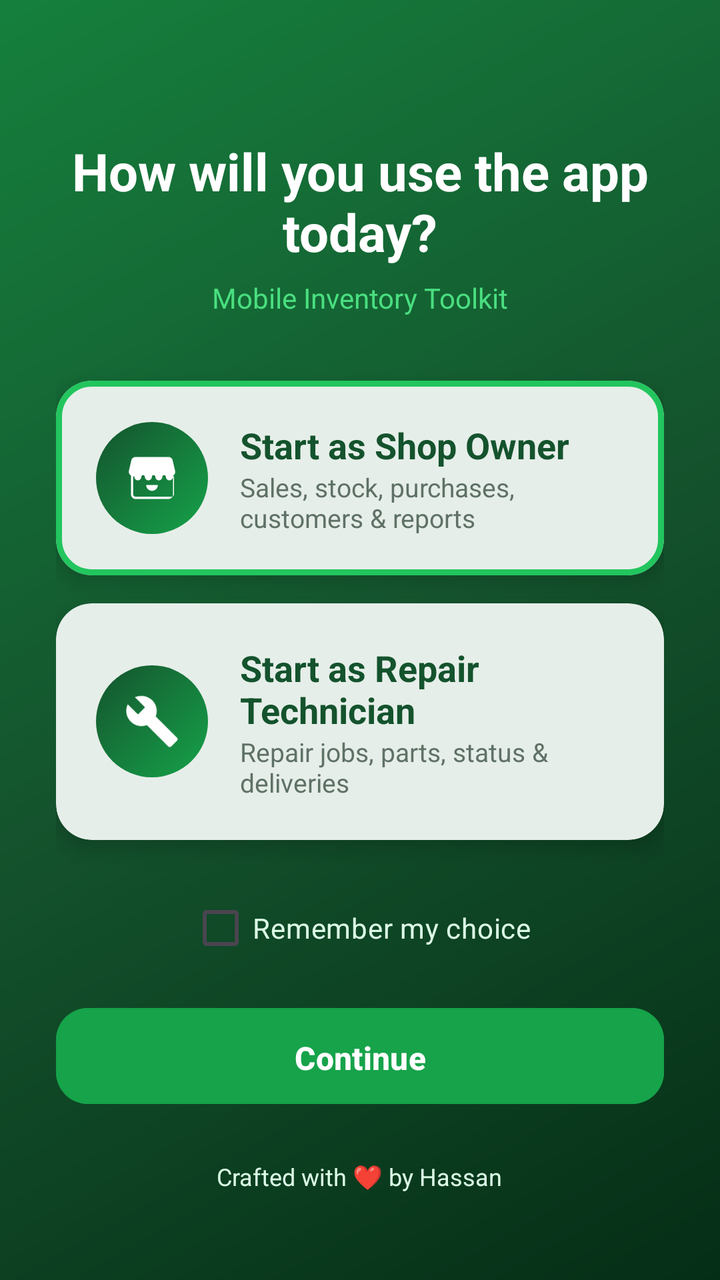
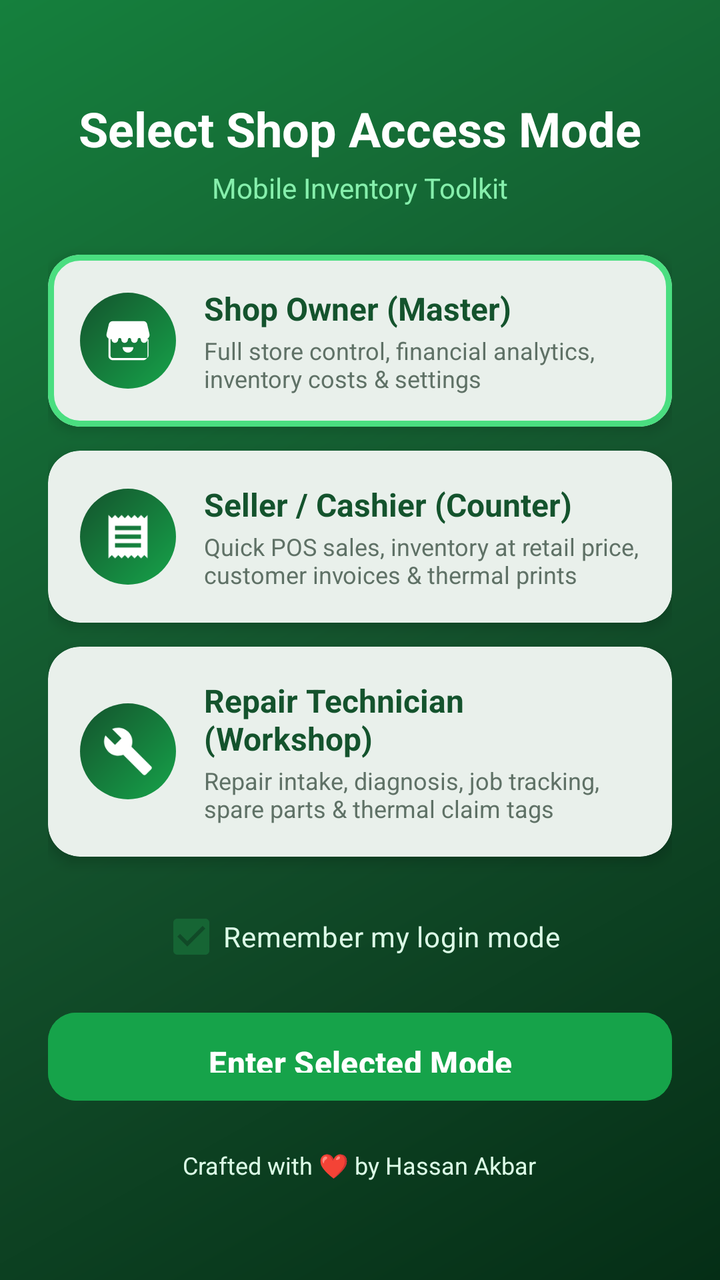

Screens rendered from an Android XML layout before and after an edit, with the pre-edit source and the edit as a unified diff.
<!-- AndroidManifest.xml: activity theme Theme.MobileShopkeeper.NoActionBar -->
<!-- res/layout/activity_role_select.xml -->
<?xml version="1.0" encoding="utf-8"?>
<ScrollView xmlns:android="http://schemas.android.com/apk/res/android"
    xmlns:app="http://schemas.android.com/apk/res-auto"
    android:layout_width="match_parent" android:layout_height="match_parent"
    android:background="@drawable/bg_gradient_green" android:fillViewport="true">

    <LinearLayout android:layout_width="match_parent" android:layout_height="wrap_content"
        android:orientation="vertical" android:gravity="center_horizontal" android:padding="28dp">

        <Space android:layout_width="0dp" android:layout_height="40dp"/>

        <TextView android:layout_width="wrap_content" android:layout_height="wrap_content"
            android:text="@string/role_title" android:textColor="@color/white"
            android:textSize="26sp" android:textStyle="bold" android:gravity="center"/>

        <TextView android:layout_width="wrap_content" android:layout_height="wrap_content"
            android:text="@string/app_name" android:textColor="@color/green_400"
            android:textSize="14sp" android:layout_marginTop="6dp"/>

        <com.google.android.material.card.MaterialCardView
            android:id="@+id/cardShopOwner" android:layout_width="match_parent"
            android:layout_height="wrap_content" android:layout_marginTop="32dp"
            app:cardCornerRadius="18dp" app:cardElevation="6dp"
            app:strokeColor="@color/green_500" app:strokeWidth="3dp">
            <LinearLayout android:layout_width="match_parent" android:layout_height="wrap_content"
                android:orientation="horizontal" android:gravity="center_vertical" android:padding="20dp">
                <FrameLayout android:layout_width="56dp" android:layout_height="56dp"
                    android:background="@drawable/bg_circle_green">
                    <ImageView android:layout_width="28dp" android:layout_height="28dp"
                        android:layout_gravity="center" android:src="@drawable/ic_storefront"/>
                </FrameLayout>
                <LinearLayout android:layout_width="0dp" android:layout_weight="1"
                    android:layout_height="wrap_content" android:orientation="vertical"
                    android:layout_marginStart="16dp">
                    <TextView android:layout_width="wrap_content" android:layout_height="wrap_content"
                        android:text="@string/role_shop" android:textStyle="bold" android:textSize="18sp"
                        android:textColor="@color/green_900"/>
                    <TextView android:layout_width="wrap_content" android:layout_height="wrap_content"
                        android:text="@string/role_shop_desc" android:textSize="13sp"
                        android:textColor="@color/text_secondary"/>
                </LinearLayout>
            </LinearLayout>
        </com.google.android.material.card.MaterialCardView>

        <com.google.android.material.card.MaterialCardView
            android:id="@+id/cardRepairTech" android:layout_width="match_parent"
            android:layout_height="wrap_content" android:layout_marginTop="14dp"
            app:cardCornerRadius="18dp" app:cardElevation="6dp" app:strokeWidth="0dp">
            <LinearLayout android:layout_width="match_parent" android:layout_height="wrap_content"
                android:orientation="horizontal" android:gravity="center_vertical" android:padding="20dp">
                <FrameLayout android:layout_width="56dp" android:layout_height="56dp"
                    android:background="@drawable/bg_circle_green">
                    <ImageView android:layout_width="28dp" android:layout_height="28dp"
                        android:layout_gravity="center" android:src="@drawable/ic_repair"/>
                </FrameLayout>
                <LinearLayout android:layout_width="0dp" android:layout_weight="1"
                    android:layout_height="wrap_content" android:orientation="vertical"
                    android:layout_marginStart="16dp">
                    <TextView android:layout_width="wrap_content" android:layout_height="wrap_content"
                        android:text="@string/role_repair" android:textStyle="bold" android:textSize="18sp"
                        android:textColor="@color/green_900"/>
                    <TextView android:layout_width="wrap_content" android:layout_height="wrap_content"
                        android:text="@string/role_repair_desc" android:textSize="13sp"
                        android:textColor="@color/text_secondary"/>
                </LinearLayout>
            </LinearLayout>
        </com.google.android.material.card.MaterialCardView>

        <CheckBox android:id="@+id/cbRemember" android:layout_width="wrap_content"
            android:layout_height="wrap_content" android:layout_marginTop="20dp"
            android:text="@string/role_remember" android:textColor="@color/green_100"
            android:buttonTint="@color/green_400"/>

        <com.google.android.material.button.MaterialButton
            android:id="@+id/btnContinue" android:layout_width="match_parent"
            android:layout_height="56dp" android:layout_marginTop="12dp"
            android:text="@string/role_continue" android:textSize="16sp"
            android:backgroundTint="@color/green_600" app:cornerRadius="16dp"/>

        <TextView android:layout_width="wrap_content" android:layout_height="wrap_content"
            android:layout_marginTop="24dp" android:text="@string/made_by"
            android:textColor="@color/green_100" android:textSize="12sp"/>
    </LinearLayout>
</ScrollView>
<!-- resources referenced by this layout -->
<resources>
  <color name="green_100">#DCFCE7</color>
  <color name="green_400">#4ADE80</color>
  <color name="green_500">#22C55E</color>
  <color name="green_600">#16A34A</color>
  <color name="green_900">#14532D</color>
  <color name="text_secondary">#5F7166</color>
  <color name="white">#FFFFFF</color>
  <!-- drawable bg_circle_green (drawable) -->
  <?xml version="1.0" encoding="utf-8"?>
  <shape xmlns:android="http://schemas.android.com/apk/res/android" android:shape="oval">
      <gradient
          android:angle="135"
          android:startColor="@color/green_600"
          android:endColor="@color/green_900"/>
  </shape>
  <!-- drawable bg_gradient_green (drawable) -->
  <?xml version="1.0" encoding="utf-8"?>
  <shape xmlns:android="http://schemas.android.com/apk/res/android" android:shape="rectangle">
      <gradient
          android:type="linear"
          android:angle="135"
          android:startColor="@color/green_950"
          android:centerColor="@color/green_900"
          android:endColor="@color/green_700"/>
  </shape>
  <string name="app_name">Mobile Inventory Toolkit</string>
  <string name="made_by">Crafted with ❤ by Hassan</string>
  <string name="role_continue">Continue</string>
  <string name="role_remember">Remember my choice</string>
  <string name="role_repair">Start as Repair Technician</string>
  <string name="role_repair_desc">Repair jobs, parts, status &amp; deliveries</string>
  <string name="role_shop">Start as Shop Owner</string>
  <string name="role_shop_desc">Sales, stock, purchases, customers &amp; reports</string>
  <string name="role_title">How will you use the app today?</string>
  <style name="Theme.MobileShopkeeper.NoActionBar" parent="Theme.MobileShopkeeper" />
  <color name="green_950">#052E16</color>
  <color name="green_700">#15803D</color>
  <color name="green_800">#166534</color>
  <color name="surface">#FFFFFF</color>
  <color name="text_primary">#1A2E22</color>
  <color name="background_light">#F6FAF7</color>
  <color name="error">#DC2626</color>
  <style name="Shape.MobileShop.Medium" parent="ShapeAppearance.Material3.MediumComponent">
          <item name="cornerSize">14dp</item>
      </style>
  <style name="Widget.MobileShop.Button" parent="Widget.Material3.Button">
          <item name="cornerRadius">14dp</item>
          <item name="android:textAllCaps">false</item>
          <item name="android:paddingTop">14dp</item>
          <item name="android:paddingBottom">14dp</item>
          <item name="android:textStyle">bold</item>
      </style>
  <style name="Widget.MobileShop.TextInput" parent="Widget.Material3.TextInputLayout.OutlinedBox">
          <item name="boxCornerRadiusTopStart">14dp</item>
          <item name="boxCornerRadiusTopEnd">14dp</item>
          <item name="boxCornerRadiusBottomStart">14dp</item>
          <item name="boxCornerRadiusBottomEnd">14dp</item>
          <item name="boxStrokeColor">@color/selector_input_stroke</item>
      </style>
  <!-- unchanged entries left out for length: 3 -->
</resources>

<!-- the commit's change to res/layout/activity_role_select.xml (unified diff, before → after) -->
@@ -5,80 +5,114 @@
     android:background="@drawable/bg_gradient_green" android:fillViewport="true">
 
     <LinearLayout android:layout_width="match_parent" android:layout_height="wrap_content"
-        android:orientation="vertical" android:gravity="center_horizontal" android:padding="28dp">
+        android:orientation="vertical" android:gravity="center_horizontal" android:padding="24dp">
 
-        <Space android:layout_width="0dp" android:layout_height="40dp"/>
+        <Space android:layout_width="0dp" android:layout_height="24dp"/>
 
         <TextView android:layout_width="wrap_content" android:layout_height="wrap_content"
             android:text="@string/role_title" android:textColor="@color/white"
-            android:textSize="26sp" android:textStyle="bold" android:gravity="center"/>
+            android:textSize="24sp" android:textStyle="bold" android:gravity="center"/>
 
         <TextView android:layout_width="wrap_content" android:layout_height="wrap_content"
-            android:text="@string/app_name" android:textColor="@color/green_400"
-            android:textSize="14sp" android:layout_marginTop="6dp"/>
+            android:text="@string/app_name" android:textColor="@color/green_300"
+            android:textSize="14sp" android:layout_marginTop="4dp"/>
 
+        
         <com.google.android.material.card.MaterialCardView
             android:id="@+id/cardShopOwner" android:layout_width="match_parent"
-            android:layout_height="wrap_content" android:layout_marginTop="32dp"
-            app:cardCornerRadius="18dp" app:cardElevation="6dp"
-            app:strokeColor="@color/green_500" app:strokeWidth="3dp">
+            android:layout_height="wrap_content" android:layout_marginTop="24dp"
+            app:cardCornerRadius="16dp" app:cardElevation="4dp"
+            app:strokeColor="@color/green_400" app:strokeWidth="3dp"
+            app:cardBackgroundColor="@color/white">
             <LinearLayout android:layout_width="match_parent" android:layout_height="wrap_content"
-                android:orientation="horizontal" android:gravity="center_vertical" android:padding="20dp">
-                <FrameLayout android:layout_width="56dp" android:layout_height="56dp"
+                android:orientation="horizontal" android:gravity="center_vertical" android:padding="16dp">
+                <FrameLayout android:layout_width="48dp" android:layout_height="48dp"
                     android:background="@drawable/bg_circle_green">
-                    <ImageView android:layout_width="28dp" android:layout_height="28dp"
-                        android:layout_gravity="center" android:src="@drawable/ic_storefront"/>
+                    <ImageView android:layout_width="26dp" android:layout_height="26dp"
+                        android:layout_gravity="center" android:src="@drawable/ic_storefront"
+                        app:tint="@color/white"/>
                 </FrameLayout>
                 <LinearLayout android:layout_width="0dp" android:layout_weight="1"
                     android:layout_height="wrap_content" android:orientation="vertical"
-                    android:layout_marginStart="16dp">
+                    android:layout_marginStart="14dp">
                     <TextView android:layout_width="wrap_content" android:layout_height="wrap_content"
-                        android:text="@string/role_shop" android:textStyle="bold" android:textSize="18sp"
+                        android:text="@string/role_shop" android:textStyle="bold" android:textSize="16sp"
                         android:textColor="@color/green_900"/>
                     <TextView android:layout_width="wrap_content" android:layout_height="wrap_content"
-                        android:text="@string/role_shop_desc" android:textSize="13sp"
-                        android:textColor="@color/text_secondary"/>
+                        android:text="@string/role_shop_desc" android:textSize="12sp"
+                        android:textColor="@color/text_secondary" android:layout_marginTop="2dp"/>
                 </LinearLayout>
             </LinearLayout>
         </com.google.android.material.card.MaterialCardView>
 
+        
         <com.google.android.material.card.MaterialCardView
-            android:id="@+id/cardRepairTech" android:layout_width="match_parent"
-            android:layout_height="wrap_content" android:layout_marginTop="14dp"
-            app:cardCornerRadius="18dp" app:cardElevation="6dp" app:strokeWidth="0dp">
+            android:id="@+id/cardSellerStaff" android:layout_width="match_parent"
+            android:layout_height="wrap_content" android:layout_marginTop="12dp"
+            app:cardCornerRadius="16dp" app:cardElevation="4dp" app:strokeWidth="0dp"
+            app:cardBackgroundColor="@color/white">
             <LinearLayout android:layout_width="match_parent" android:layout_height="wrap_content"
-                android:orientation="horizontal" android:gravity="center_vertical" android:padding="20dp">
-                <FrameLayout android:layout_width="56dp" android:layout_height="56dp"
+                android:orientation="horizontal" android:gravity="center_vertical" android:padding="16dp">
+                <FrameLayout android:layout_width="48dp" android:layout_height="48dp"
                     android:background="@drawable/bg_circle_green">
-                    <ImageView android:layout_width="28dp" android:layout_height="28dp"
-                        android:layout_gravity="center" android:src="@drawable/ic_repair"/>
+                    <ImageView android:layout_width="26dp" android:layout_height="26dp"
+                        android:layout_gravity="center" android:src="@drawable/ic_sales"
+                        app:tint="@color/white"/>
                 </FrameLayout>
                 <LinearLayout android:layout_width="0dp" android:layout_weight="1"
                     android:layout_height="wrap_content" android:orientation="vertical"
-                    android:layout_marginStart="16dp">
+                    android:layout_marginStart="14dp">
                     <TextView android:layout_width="wrap_content" android:layout_height="wrap_content"
-                        android:text="@string/role_repair" android:textStyle="bold" android:textSize="18sp"
+                        android:text="@string/role_seller" android:textStyle="bold" android:textSize="16sp"
                         android:textColor="@color/green_900"/>
                     <TextView android:layout_width="wrap_content" android:layout_height="wrap_content"
-                        android:text="@string/role_repair_desc" android:textSize="13sp"
-                        android:textColor="@color/text_secondary"/>
+                        android:text="@string/role_seller_desc" android:textSize="12sp"
+                        android:textColor="@color/text_secondary" android:layout_marginTop="2dp"/>
+                </LinearLayout>
+            </LinearLayout>
+        </com.google.android.material.card.MaterialCardView>
+
+        
+        <com.google.android.material.card.MaterialCardView
+            android:id="@+id/cardRepairTech" android:layout_width="match_parent"
+            android:layout_height="wrap_content" android:layout_marginTop="12dp"
+            app:cardCornerRadius="16dp" app:cardElevation="4dp" app:strokeWidth="0dp"
+            app:cardBackgroundColor="@color/white">
+            <LinearLayout android:layout_width="match_parent" android:layout_height="wrap_content"
+                android:orientation="horizontal" android:gravity="center_vertical" android:padding="16dp">
+                <FrameLayout android:layout_width="48dp" android:layout_height="48dp"
+                    android:background="@drawable/bg_circle_green">
+                    <ImageView android:layout_width="26dp" android:layout_height="26dp"
+                        android:layout_gravity="center" android:src="@drawable/ic_repair"
+                        app:tint="@color/white"/>
+                </FrameLayout>
+                <LinearLayout android:layout_width="0dp" android:layout_weight="1"
+                    android:layout_height="wrap_content" android:orientation="vertical"
+                    android:layout_marginStart="14dp">
+                    <TextView android:layout_width="wrap_content" android:layout_height="wrap_content"
+                        android:text="@string/role_repair" android:textStyle="bold" android:textSize="16sp"
+                        android:textColor="@color/green_900"/>
+                    <TextView android:layout_width="wrap_content" android:layout_height="wrap_content"
+                        android:text="@string/role_repair_desc" android:textSize="12sp"
+                        android:textColor="@color/text_secondary" android:layout_marginTop="2dp"/>
                 </LinearLayout>
             </LinearLayout>
         </com.google.android.material.card.MaterialCardView>
 
         <CheckBox android:id="@+id/cbRemember" android:layout_width="wrap_content"
-            android:layout_height="wrap_content" android:layout_marginTop="20dp"
+            android:layout_height="wrap_content" android:layout_marginTop="16dp"
             android:text="@string/role_remember" android:textColor="@color/green_100"
-            android:buttonTint="@color/green_400"/>
+            android:buttonTint="@color/green_300"
+            android:checked="true"/>
 
         <com.google.android.material.button.MaterialButton
             android:id="@+id/btnContinue" android:layout_width="match_parent"
-            android:layout_height="56dp" android:layout_marginTop="12dp"
+            android:layout_height="52dp" android:layout_marginTop="10dp"
             android:text="@string/role_continue" android:textSize="16sp"
-            android:backgroundTint="@color/green_600" app:cornerRadius="16dp"/>
+            android:backgroundTint="@color/green_600" app:cornerRadius="14dp"/>
 
         <TextView android:layout_width="wrap_content" android:layout_height="wrap_content"
-            android:layout_marginTop="24dp" android:text="@string/made_by"
+            android:layout_marginTop="20dp" android:text="@string/made_by"
             android:textColor="@color/green_100" android:textSize="12sp"/>
     </LinearLayout>
 </ScrollView>
<!-- resource entries referenced after the edit -->
@@ -1,8 +1,8 @@
 <!-- resources referenced by this layout -->
 <resources>
   <color name="green_100">#DCFCE7</color>
+  <color name="green_300">#86EFAC</color>
   <color name="green_400">#4ADE80</color>
-  <color name="green_500">#22C55E</color>
   <color name="green_600">#16A34A</color>
   <color name="green_900">#14532D</color>
   <color name="text_secondary">#5F7166</color>
@@ -25,15 +25,19 @@
           android:centerColor="@color/green_900"
           android:endColor="@color/green_700"/>
   </shape>
+  <!-- drawable ic_sales (drawable) -->
+  <vector xmlns:android="http://schemas.android.com/apk/res/android" android:width="24dp" android:height="24dp" android:viewportWidth="24" android:viewportHeight="24"><path android:fillColor="#FFFFFF" android:pathData="M18,17L6,17v-2h12v2zM18,13L6,13v-2h12v2zM18,9L6,9L6,7h12v2zM3,22l1.5,-1.5L6,22l1.5,-1.5L9,22l1.5,-1.5L12,22l1.5,-1.5L15,22l1.5,-1.5L18,22l1.5,-1.5L21,22L21,2l-1.5,1.5L18,2l-1.5,1.5L15,2l-1.5,1.5L12,2l-1.5,1.5L9,2 7.5,3.5 6,2 4.5,3.5 3,2v20z"/></vector>
   <string name="app_name">Mobile Inventory Toolkit</string>
-  <string name="made_by">Crafted with ❤ by Hassan</string>
-  <string name="role_continue">Continue</string>
-  <string name="role_remember">Remember my choice</string>
-  <string name="role_repair">Start as Repair Technician</string>
-  <string name="role_repair_desc">Repair jobs, parts, status &amp; deliveries</string>
-  <string name="role_shop">Start as Shop Owner</string>
-  <string name="role_shop_desc">Sales, stock, purchases, customers &amp; reports</string>
-  <string name="role_title">How will you use the app today?</string>
+  <string name="made_by">Crafted with ❤ by Hassan Akbar</string>
+  <string name="role_continue">Enter Selected Mode</string>
+  <string name="role_remember">Remember my login mode</string>
+  <string name="role_repair">Repair Technician (Workshop)</string>
+  <string name="role_repair_desc">Repair intake, diagnosis, job tracking, spare parts &amp; thermal claim tags</string>
+  <string name="role_seller">Seller / Cashier (Counter)</string>
+  <string name="role_seller_desc">Quick POS sales, inventory at retail price, customer invoices &amp; thermal prints</string>
+  <string name="role_shop">Shop Owner (Master)</string>
+  <string name="role_shop_desc">Full store control, financial analytics, inventory costs &amp; settings</string>
+  <string name="role_title">Select Shop Access Mode</string>
   <style name="Theme.MobileShopkeeper.NoActionBar" parent="Theme.MobileShopkeeper" />
   <color name="green_950">#052E16</color>
   <color name="green_700">#15803D</color>
